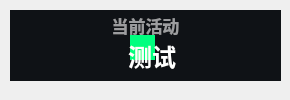
This is ui/minimize/dark/widget-current-activity.ui in RinLit-233-shiroko/Class-Widgets as Qt 5 draws it before an edit. The edited form follows.
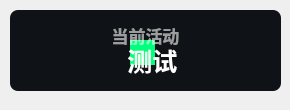
This is the edited form. Icons and pictures are not drawn.

```diff
--- a/ui/minimize/dark/widget-current-activity.ui
+++ b/ui/minimize/dark/widget-current-activity.ui
@@ -7,7 +7,7 @@
     <x>0</x>
     <y>0</y>
     <width>290</width>
-    <height>100</height>
+    <height>110</height>
    </rect>
   </property>
   <property name="minimumSize">
@@ -28,16 +28,16 @@
   <widget class="QPushButton" name="subject">
    <property name="geometry">
     <rect>
-     <x>10</x>
-     <y>10</y>
-     <width>271</width>
-     <height>91</height>
+     <x>20</x>
+     <y>30</y>
+     <width>251</width>
+     <height>61</height>
     </rect>
    </property>
    <property name="font">
     <font>
      <family>Microsoft YaHei UI</family>
-     <pointsize>18</pointsize>
+     <pointsize>19</pointsize>
      <weight>75</weight>
      <bold>true</bold>
     </font>
@@ -65,7 +65,7 @@
    <property name="geometry">
     <rect>
      <x>130</x>
-     <y>35</y>
+     <y>40</y>
      <width>25</width>
      <height>25</height>
     </rect>
@@ -82,7 +82,7 @@
    <property name="geometry">
     <rect>
      <x>30</x>
-     <y>0</y>
+     <y>10</y>
      <width>231</width>
      <height>51</height>
     </rect>
@@ -115,11 +115,12 @@
      <x>10</x>
      <y>10</y>
      <width>271</width>
-     <height>71</height>
+     <height>81</height>
     </rect>
    </property>
    <property name="styleSheet">
     <string notr="true">background-color: rgba(15, 18, 22, 255);
+border-radius: 8px
 </string>
    </property>
    <property name="text">
```
